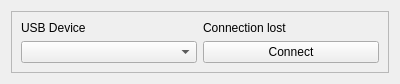
Before: the Qt Designer form src/pyqtier/plugins/usb_plugin/views/templates/usb_control.ui in Korzhak/PyQtier, drawn with Qt 5.
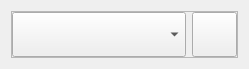
After: the same form once the commit is applied. Icons and pictures are not drawn. Custom widgets are drawn as their Qt base class.

Diff of the .ui file:
```diff
--- a/src/pyqtier/plugins/usb_plugin/views/templates/usb_control.ui
+++ b/src/pyqtier/plugins/usb_plugin/views/templates/usb_control.ui
@@ -6,8 +6,8 @@
    <rect>
     <x>0</x>
     <y>0</y>
-    <width>400</width>
-    <height>80</height>
+    <width>249</width>
+    <height>65</height>
    </rect>
   </property>
   <property name="windowTitle">
@@ -23,27 +23,59 @@
       <enum>QFrame::Raised</enum>
      </property>
      <layout class="QGridLayout" name="gridLayout">
+      <property name="leftMargin">
+       <number>0</number>
+      </property>
+      <property name="topMargin">
+       <number>0</number>
+      </property>
+      <property name="rightMargin">
+       <number>0</number>
+      </property>
+      <property name="bottomMargin">
+       <number>0</number>
+      </property>
       <item row="0" column="1">
-       <widget class="QLabel" name="label_3">
-        <property name="text">
-         <string>Connection lost</string>
-        </property>
-       </widget>
-      </item>
-      <item row="1" column="0">
-       <widget class="ExtendedComboBox" name="cb_list_usb_devices"/>
-      </item>
-      <item row="0" column="0">
-       <widget class="QLabel" name="label">
-        <property name="text">
-         <string>USB Device</string>
-        </property>
-       </widget>
-      </item>
-      <item row="1" column="1">
        <widget class="QPushButton" name="bt_connect_disconnect">
+        <property name="minimumSize">
+         <size>
+          <width>45</width>
+          <height>45</height>
+         </size>
+        </property>
+        <property name="maximumSize">
+         <size>
+          <width>45</width>
+          <height>45</height>
+         </size>
+        </property>
         <property name="text">
-         <string>Connect</string>
+         <string/>
+        </property>
+        <property name="icon">
+         <iconset resource="resources.qrc">
+          <normaloff>:/buttons_img/img/connect.png</normaloff>:/buttons_img/img/connect.png</iconset>
+        </property>
+        <property name="iconSize">
+         <size>
+          <width>27</width>
+          <height>27</height>
+         </size>
+        </property>
+       </widget>
+      </item>
+      <item row="0" column="0">
+       <widget class="ExtendedComboBox" name="cb_list_usb_devices">
+        <property name="maximumSize">
+         <size>
+          <width>16777215</width>
+          <height>45</height>
+         </size>
+        </property>
+        <property name="font">
+         <font>
+          <pointsize>11</pointsize>
+         </font>
         </property>
        </widget>
       </item>
```
Left out of the diff: 4 changed lines with no effect on the pictures.
